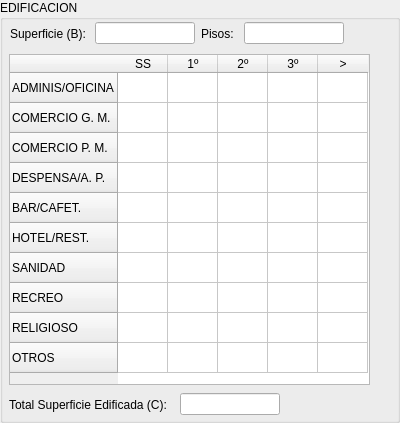
First picture: the form in forms/edificacionform.ui, repository agimenezpy/CentroHistorico, before the edit.
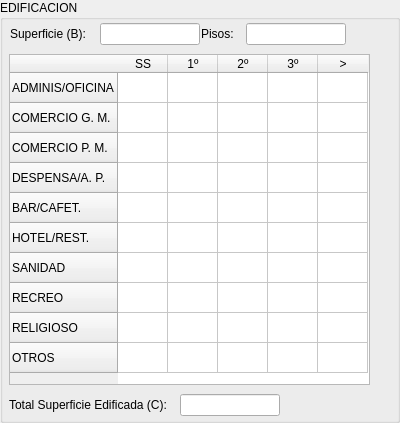
Second picture: the form after the edit.

```diff
--- a/forms/edificacionform.ui
+++ b/forms/edificacionform.ui
@@ -10,6 +10,11 @@
     <height>423</height>
    </rect>
   </property>
+  <property name="font">
+   <font>
+    <pointsize>9</pointsize>
+   </font>
+  </property>
   <property name="windowTitle">
    <string>Edificación</string>
   </property>
@@ -128,7 +133,7 @@
      <x>9</x>
      <y>391</y>
      <width>273</width>
-     <height>27</height>
+     <height>28</height>
     </rect>
    </property>
    <layout class="QHBoxLayout" name="horizontalLayout_5">
@@ -186,8 +191,8 @@
     <rect>
      <x>201</x>
      <y>20</y>
-     <width>143</width>
-     <height>27</height>
+     <width>145</width>
+     <height>28</height>
     </rect>
    </property>
    <layout class="QHBoxLayout" name="horizontalLayout_4">
@@ -227,8 +232,8 @@
     <rect>
      <x>10</x>
      <y>20</y>
-     <width>185</width>
-     <height>27</height>
+     <width>190</width>
+     <height>28</height>
     </rect>
    </property>
    <layout class="QHBoxLayout" name="horizontalLayout">
```
Left out of the diff: 12 changed lines with no effect on the pictures.
